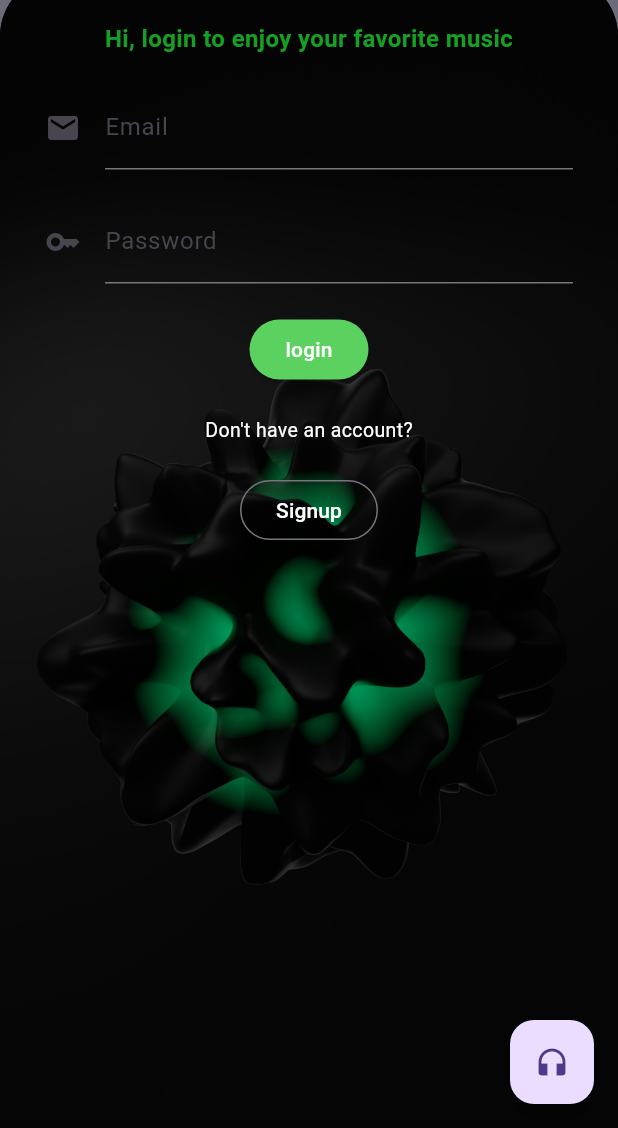
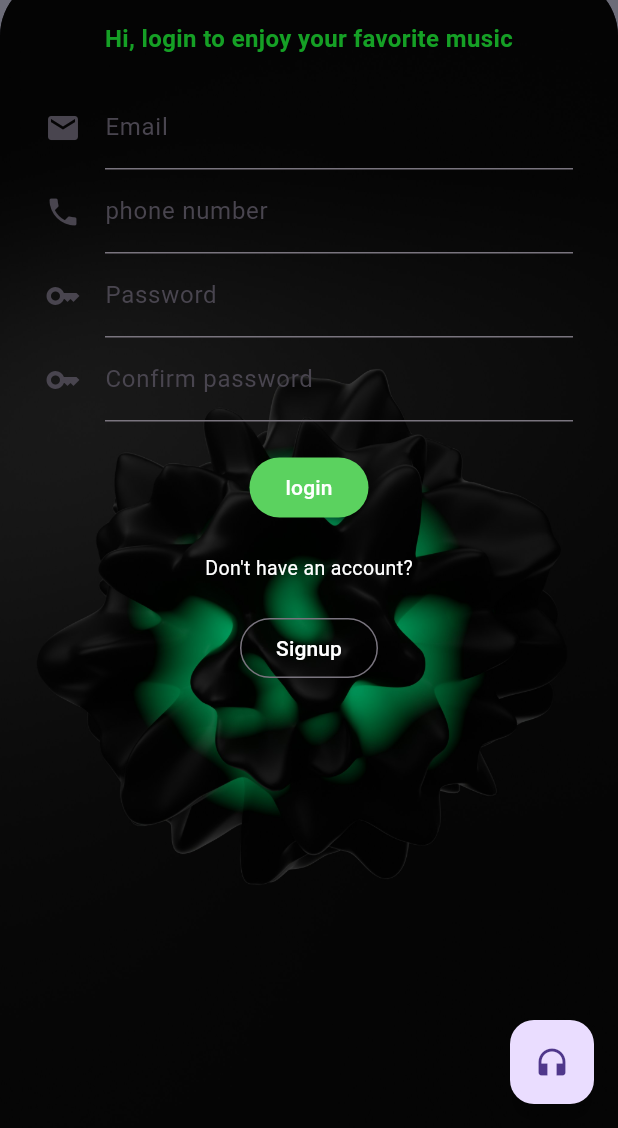
Before and after one commit to BraisonWabwire/day_1, a Flutter app: the screen it shows after launch, on a phone screen of 412 x 824 dp, the part 108-1236 px from its top. Run offline on Flutter 3.47's test engine with Material 3 defaults, Android fonts, the phone set to English and light mode, and no system bars.

```diff
--- a/lib/main.dart
+++ b/lib/main.dart
@@ -1,4 +1,5 @@
 import 'package:flutter/material.dart';
+import 'package:flutter/services.dart';
 
 void main() => runApp(MyApp());
 
@@ -62,16 +63,43 @@ class MyApp extends StatelessWidget {
                         icon: Icon(Icons.email)
                       ),
                     ),
-                    SizedBox(height: 20,),
+                    // SizedBox(height: 20,),
+                    TextField(
+                        keyboardType: TextInputType.number,
+                        style: TextStyle(color:Colors.white,),
+                        inputFormatters: [
+                          LengthLimitingTextInputFormatter(10),
+                        ],
+                        decoration: InputDecoration(
+                          labelText: 'phone number',
+                          icon: Icon(Icons.phone)
+                        ),
+                      ),
+                    // SizedBox(height: 20,),
+                    Row(
+                      children: [
+                        Expanded(
+                          child: TextField(
+                            style: TextStyle(color: Colors.white),
+                            obscureText: true,
+                            decoration: InputDecoration(
+                              labelText: "Password",
+                              icon: Icon(Icons.key),
+                            ),
+                            ),
+                          ),
+                      ]
+                    ),
+
                     TextField(
                       style: TextStyle(color: Colors.white),
                       obscureText: true,
                       decoration: InputDecoration(
-                        labelText: "Password",
+                        labelText: "Confirm password",
                         icon: Icon(Icons.key),
                       ),
                     ),
-                  SizedBox(height: 20,),
+                    SizedBox(height: 20,),
                    Column(
                     crossAxisAlignment: CrossAxisAlignment.center,
                     mainAxisAlignment: MainAxisAlignment.center,
@@ -84,6 +112,7 @@ class MyApp extends StatelessWidget {
                      SizedBox(height: 20,),
                      OutlinedButton(onPressed: ()=>{}, style: ElevatedButton.styleFrom(
                       ),child: const Text("Signup",style: TextStyle(color: Colors.white),)),
+
                     ],
                    )
                   ],
```
